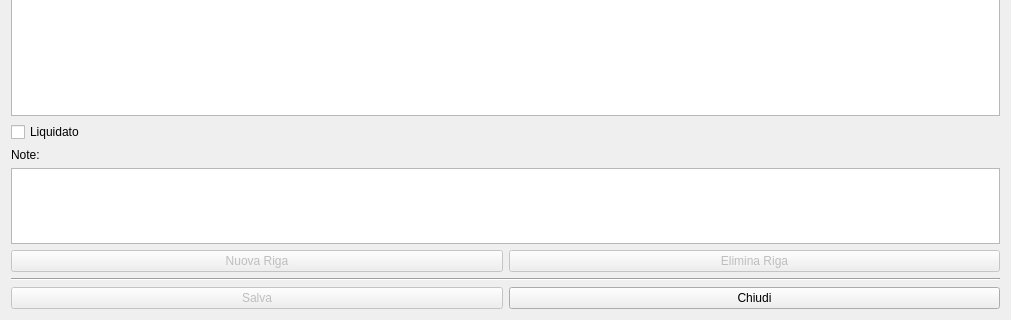
Above: cnuovaregistrazione.ui from fblabs/cimiapp2 before the change; both pictures show x 0 to 1011 and y 288 to 608 of the 1011 by 608 pixel window. Below: the same form after it.
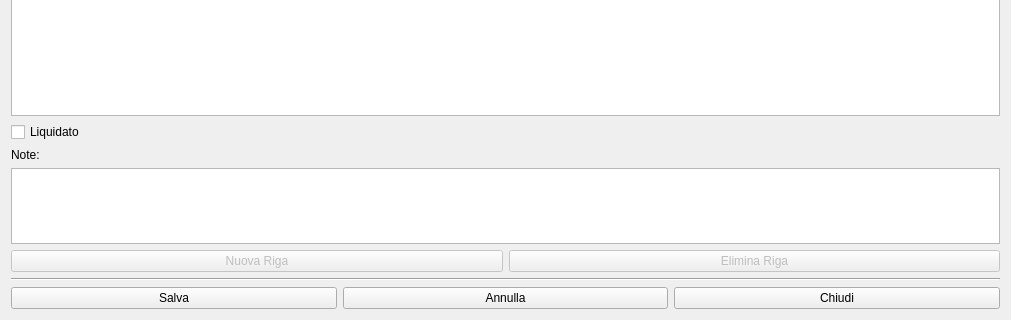
That is the form after the change. Icons and pictures are not drawn.

```diff
--- a/cnuovaregistrazione.ui
+++ b/cnuovaregistrazione.ui
@@ -263,7 +263,7 @@
      <item>
       <widget class="QPushButton" name="pushButton_3">
        <property name="enabled">
-        <bool>false</bool>
+        <bool>true</bool>
        </property>
        <property name="text">
         <string>Salva</string>
@@ -280,6 +280,23 @@
        </property>
       </widget>
      </item>
+     <item>
+      <widget class="QPushButton" name="pushButton_6">
+       <property name="text">
+        <string>Annulla</string>
+       </property>
+       <property name="icon">
+        <iconset resource="graphics.qrc">
+         <normaloff>:/Resources/Arrow-Left.PNG</normaloff>:/Resources/Arrow-Left.PNG</iconset>
+       </property>
+       <property name="iconSize">
+        <size>
+         <width>32</width>
+         <height>32</height>
+        </size>
+       </property>
+      </widget>
+     </item>
      <item>
       <widget class="QPushButton" name="pushButton_4">
        <property name="text">
```
